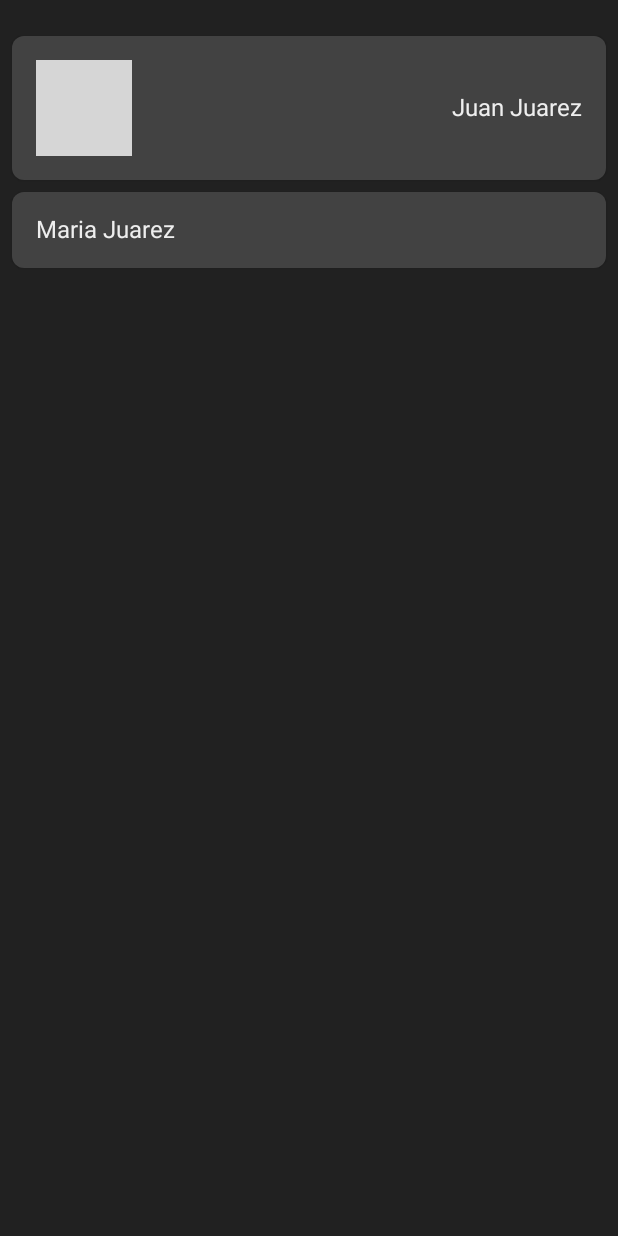
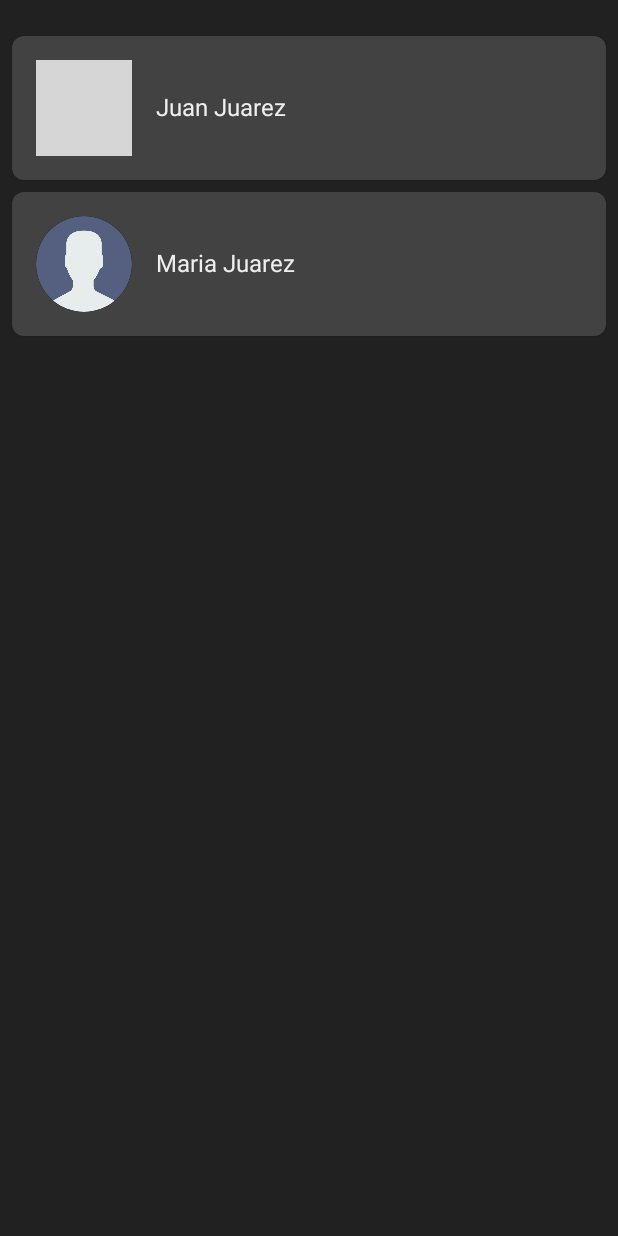
Before and after one commit to MarcosMontiel/UsersSP, an Android app built with Jetpack Compose: the screen it shows after launch (MainActivity), on a phone screen of 412 x 824 dp. Run offline under Robolectric (Android 15) with nearby library versions, the phone set to English and light mode, and no system bars; our stand-ins replace Dagger/Hilt's generated code; pictures from the network do not load; grey boxes are pictures that could not be loaded.

Commit message:
Image was implemented

```diff
--- /dev/null
+++ b/app/src/main/java/com/marcosmontiel/userssp/presentation/component/DefaultImage.kt
@@ -0,0 +1,46 @@
+package com.marcosmontiel.userssp.presentation.component
+
+import androidx.annotation.DrawableRes
+import androidx.compose.foundation.Image
+import androidx.compose.foundation.background
+import androidx.compose.foundation.layout.Box
+import androidx.compose.foundation.layout.fillMaxSize
+import androidx.compose.foundation.shape.CircleShape
+import androidx.compose.runtime.Composable
+import androidx.compose.ui.Modifier
+import androidx.compose.ui.draw.clip
+import androidx.compose.ui.graphics.Color
+import androidx.compose.ui.graphics.Shape
+import androidx.compose.ui.layout.ContentScale
+import androidx.compose.ui.res.painterResource
+import com.marcosmontiel.userssp.presentation.ui.theme.Gray900
+
+@Composable
+fun DefaultImage(
+    modifier: Modifier = Modifier,
+    shape: Shape = CircleShape,
+    background: Color = Gray900,
+    fraction: Float = 1f,
+    alpha: Float = 1f,
+    @DrawableRes image: Int,
+) {
+
+    Box(
+        modifier = modifier
+            .clip(shape)
+            .background(background)
+    ) {
+
+        Image(
+            painter = painterResource(id = image),
+            contentDescription = "async image",
+            modifier = Modifier
+                .clip(shape)
+                .fillMaxSize(fraction),
+            contentScale = ContentScale.Crop,
+            alpha = alpha,
+        )
+
+    }
+
+}
--- a/app/src/main/java/com/marcosmontiel/userssp/presentation/screen/user/component/UserContent.kt
+++ b/app/src/main/java/com/marcosmontiel/userssp/presentation/screen/user/component/UserContent.kt
@@ -16,6 +16,7 @@ import com.marcosmontiel.userssp.R
 import com.marcosmontiel.userssp.domain.model.User
 import com.marcosmontiel.userssp.presentation.component.DefaultAsyncImage
 import com.marcosmontiel.userssp.presentation.component.DefaultEmptyScreen
+import com.marcosmontiel.userssp.presentation.component.DefaultImage
 import com.marcosmontiel.userssp.presentation.component.DefaultText
 import com.marcosmontiel.userssp.presentation.ui.theme.Gray800
 
@@ -103,7 +104,6 @@ fun UserItem(
             modifier = Modifier
                 .fillMaxWidth()
                 .padding(16.dp),
-            horizontalArrangement = Arrangement.SpaceBetween,
             verticalAlignment = Alignment.CenterVertically,
         ) {
 
@@ -111,7 +111,13 @@ fun UserItem(
 
                 DefaultAsyncImage(modifier = Modifier.size(64.dp), image = user.url)
 
+            } else {
+
+                DefaultImage(modifier = Modifier.size(64.dp), image = R.drawable.ic_profile)
+
             }
+
+            Spacer(modifier = Modifier.size(16.dp))
 
             DefaultText(text = "${user.name} ${user.lastName}")
 
```
